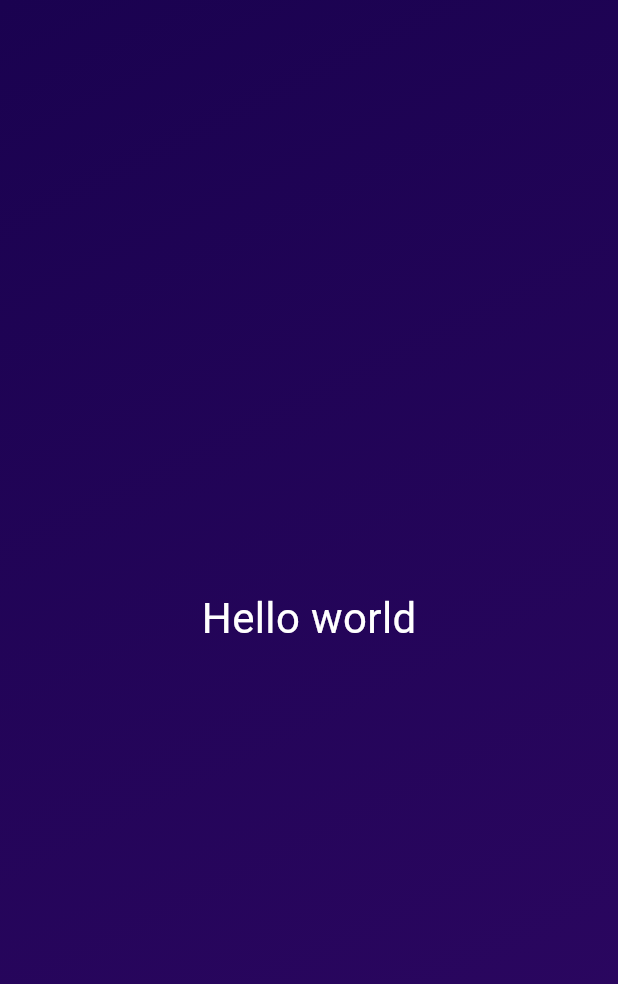
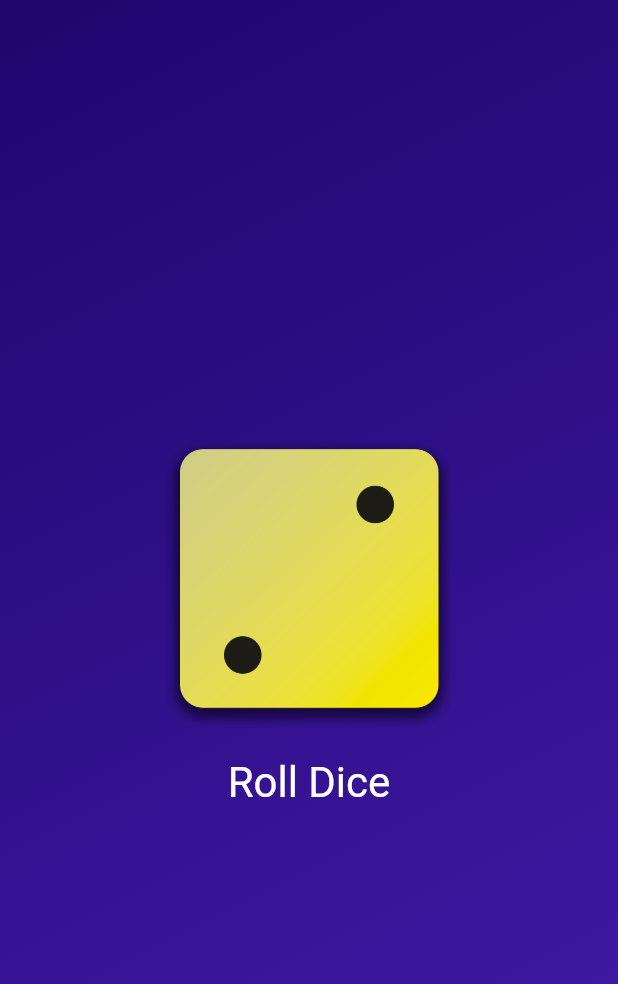
Before and after one commit to RMTAditya07/DiceApp, a Flutter app: the screen it shows after launch, on a phone screen of 412 x 824 dp. Shown: the top 984 px of the screen. Run offline on Flutter 3.47's test engine with Material 3 defaults, Android fonts, the phone set to English and light mode, and no system bars.

```diff
--- /dev/null
+++ b/lib/dice_roller.dart
@@ -0,0 +1,41 @@
+import 'package:flutter/material.dart';
+import 'dart:math';
+
+  final randomizer = Random();
+
+class DiceRoller extends StatefulWidget {
+  const DiceRoller({super.key});
+  @override
+  State<StatefulWidget> createState() {
+    // TODO: implement createState
+    return _DiceRollerState();
+  }
+}
+
+class _DiceRollerState extends State<DiceRoller> {
+  var currentDiceRoll = 2;
+  void rollDice() {
+    setState(() {
+      currentDiceRoll = randomizer.nextInt(6) + 1;
+    });
+  }
+
+  @override
+  Widget build(BuildContext context) {
+    // TODO: implement build
+    return Column(mainAxisSize: MainAxisSize.min, children: [
+      Image.asset(
+        'assets/images/dice-$currentDiceRoll.png',
+        width: 200,
+      ),
+      // const SizedBox(height: 20),
+      TextButton(
+          onPressed: rollDice,
+          style: TextButton.styleFrom(
+              padding: EdgeInsets.only(top: 20),
+              foregroundColor: Colors.white,
+              textStyle: const TextStyle(fontSize: 28)),
+          child: Text('Roll Dice'))
+    ]);
+  }
+}
--- /dev/null
+++ b/lib/gradient_container.dart
@@ -0,0 +1,28 @@
+import 'package:flutter/material.dart';
+import 'package:my_first_app/dice_roller.dart';
+import 'package:my_first_app/styled_text.dart';
+
+class GradientContainer extends StatelessWidget {
+  // const GradientContainer({super.key, required this.colors});
+  GradientContainer(this.color1, this.color2, {super.key});
+  // const GradientContainer(Color color1, Color color2,{super.key });
+
+  // final List<Color> colors;
+  final Color color1;
+  final Color color2;
+
+  @override
+  Widget build(BuildContext context) {
+    // TODO: implement build
+    return Container(
+      decoration: BoxDecoration(
+        gradient: LinearGradient(
+          colors: [color1, color2],
+          begin: Alignment.topLeft,
+          end: Alignment.bottomRight,
+        ),
+      ),
+      child: Center(child: DiceRoller(),),
+    );
+  }
+}
--- a/lib/main.dart
+++ b/lib/main.dart
@@ -1,41 +1,14 @@
 import 'package:flutter/material.dart';
+import 'package:my_first_app/gradient_container.dart';
+
 
 void main() {
   runApp(
-    const MaterialApp(
+    MaterialApp(
       home: Scaffold(
-        body: GradientContainer(),
+        body: GradientContainer(Color.fromARGB(255,33,5,109),Color.fromARGB(255, 66, 28, 171),
+        ),
       ),
     ),
   );
 }
-
-class GradientContainer extends StatelessWidget {
-  const GradientContainer({super.key});
-
-  @override
-  Widget build(BuildContext context) {
-    // TODO: implement build
-    return Container(
-      decoration: const BoxDecoration(
-        gradient: LinearGradient(
-          colors: [
-            const Color.fromARGB(255, 26, 2, 80),
-            Color.fromARGB(255, 45, 7, 98)
-          ],
-          begin: Alignment.topLeft,
-          end: Alignment.bottomRight,
-        ),
-      ),
-      child: Center(
-        child: Text(
-          'Hello world',
-          style: TextStyle(
-            color: Colors.white,
-            fontSize: 28,
-          ),
-        ),
-      ),
-    );
-  }
-}
```
Also changed, not shown: lib/styled_text.dart (added, +18 -0 lines), pubspec.yaml (+7 -4 lines), assets/images/dice-1.png (added), assets/images/dice-2.png (added), assets/images/dice-3.png (added), assets/images/dice-4.png (added), assets/images/dice-5.png (added), assets/images/dice-6.png (added).
